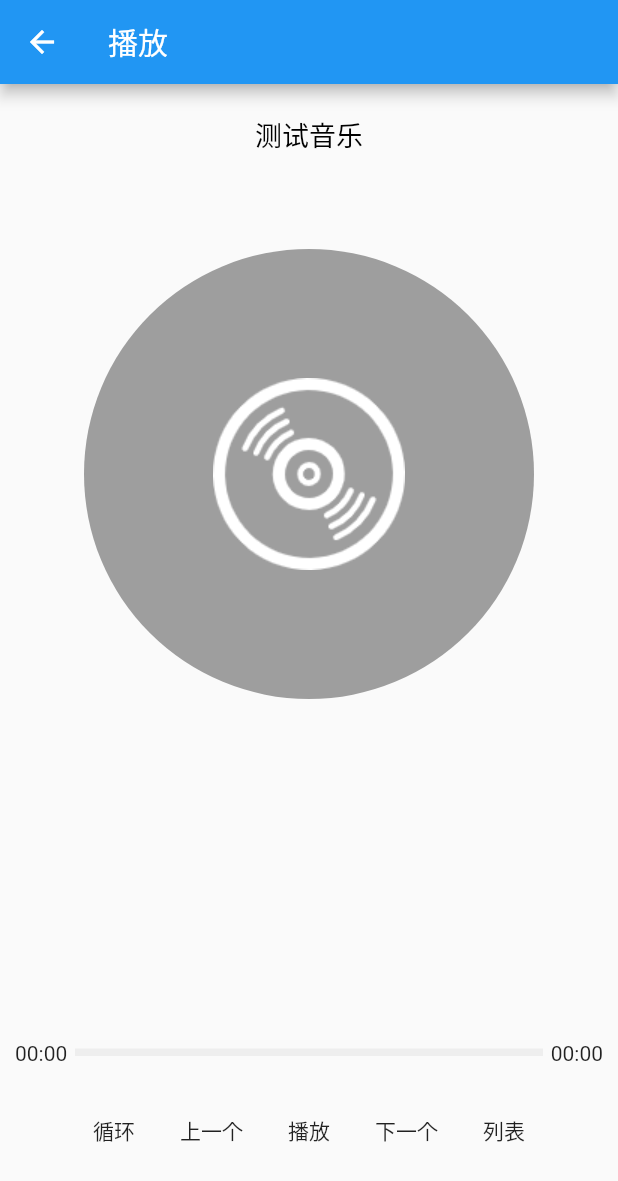
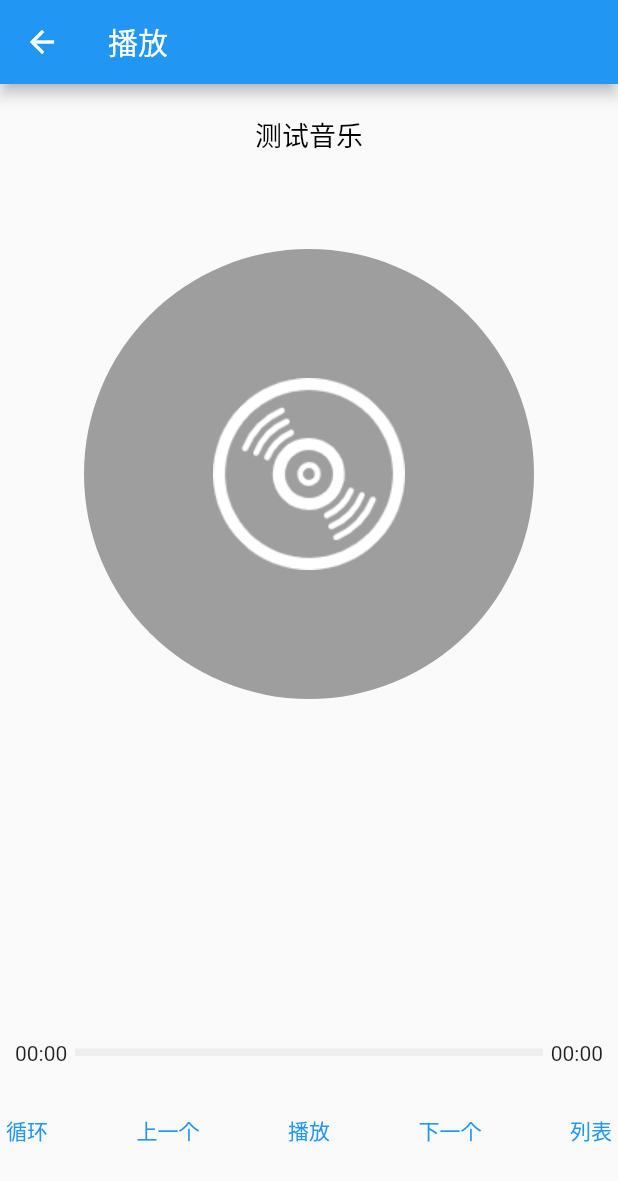
Before and after one commit to katewen/freemusic_flutter, a Flutter app: the PlayWidget screen opened directly, on a phone screen of 412 x 824 dp. Shown: the top 1181 px of the screen. Run offline on Flutter 3.47's test engine with Material 2 defaults, Android fonts, the phone set to English and light mode, and no system bars; our stand-ins replace audioplayers, sqflite; accounts and stored records are empty.

Commit message:
播放界面按钮

```diff
--- a/lib/play.dart
+++ b/lib/play.dart
@@ -68,6 +68,30 @@ class _PlayWidgetState extends State<PlayWidget> {
     List<String> parts = duration.toString().split(':');
     String minteStr = parts[2].toString().substring(0, 2);
     return '${parts[1]}:${minteStr}';
+  }
+
+  void playCrycle() {}
+
+  void playPrevious() {
+    PlayerManger().playPrevious();
+    refreshState();
+  }
+
+  void playPauseAndPlay() {
+    PlayerManger().playAndPause();
+    refreshState();
+  }
+
+  void playNex() {
+    PlayerManger().playNext();
+    refreshState();
+  }
+
+  void playMusicList() {}
+
+  void refreshState() {
+    model = PlayerManger().playMusicList[PlayerManger().playingIndex];
+    setState(() {});
   }
 
   @override
@@ -144,23 +168,26 @@ class _PlayWidgetState extends State<PlayWidget> {
             height: 100,
             child: Row(
               children: [
-                Text('循环'),
+                TextButton(onPressed: playCrycle, child: Text('循环')),
                 SizedBox(
                   width: 30,
                 ),
-                Text('上一个'),
+                TextButton(onPressed: playPrevious, child: Text('上一个')),
                 SizedBox(
                   width: 30,
                 ),
-                Text('播放'),
+                TextButton(onPressed: playPauseAndPlay, child: Text('播放')),
                 SizedBox(
                   width: 30,
                 ),
-                Text('下一个'),
+                TextButton(
+                  onPressed: playNex,
+                  child: Text('下一个'),
+                ),
                 SizedBox(
                   width: 30,
                 ),
-                Text('列表')
+                TextButton(onPressed: playMusicList, child: Text('列表'))
               ],
             ),
             bottom: 20,
```
